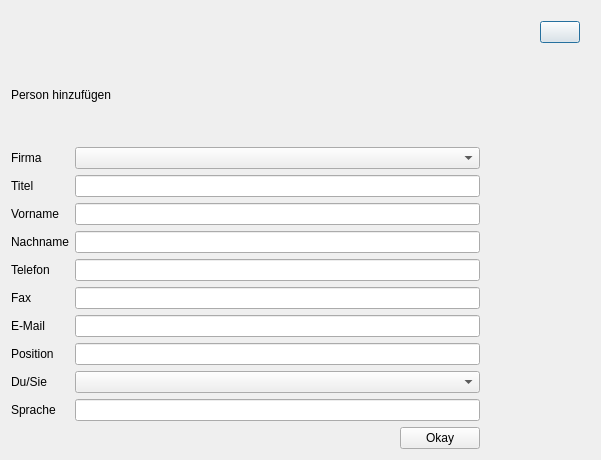
The window that createperson.ui (green-lion-racing/glr-database) describes before a commit, drawn with Qt 5.
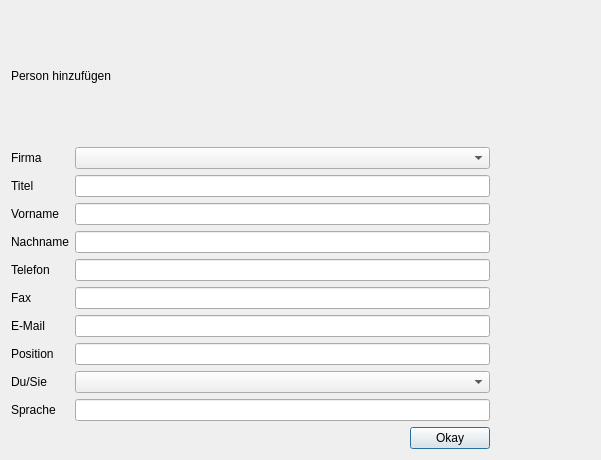
The same window after the commit.

What changed in the file:
```diff
--- a/createperson.ui
+++ b/createperson.ui
@@ -17,38 +17,11 @@
    <item>
     <layout class="QVBoxLayout" name="verticalLayout">
      <property name="topMargin">
-      <number>10</number>
+      <number>0</number>
      </property>
      <property name="rightMargin">
-      <number>10</number>
+      <number>0</number>
      </property>
-     <item>
-      <layout class="QHBoxLayout" name="horizontalLayout_2">
-       <property name="spacing">
-        <number>6</number>
-       </property>
-       <item>
-        <spacer name="horizontalSpacer_2">
-         <property name="orientation">
-          <enum>Qt::Horizontal</enum>
-         </property>
-         <property name="sizeHint" stdset="0">
-          <size>
-           <width>40</width>
-           <height>20</height>
-          </size>
-         </property>
-        </spacer>
-       </item>
-       <item>
-        <widget class="QPushButton" name="pb_close">
-         <property name="text">
-          <string/>
-         </property>
-        </widget>
-       </item>
-      </layout>
-     </item>
      <item>
       <widget class="QLabel" name="l_dialogTitle">
        <property name="text">
```
